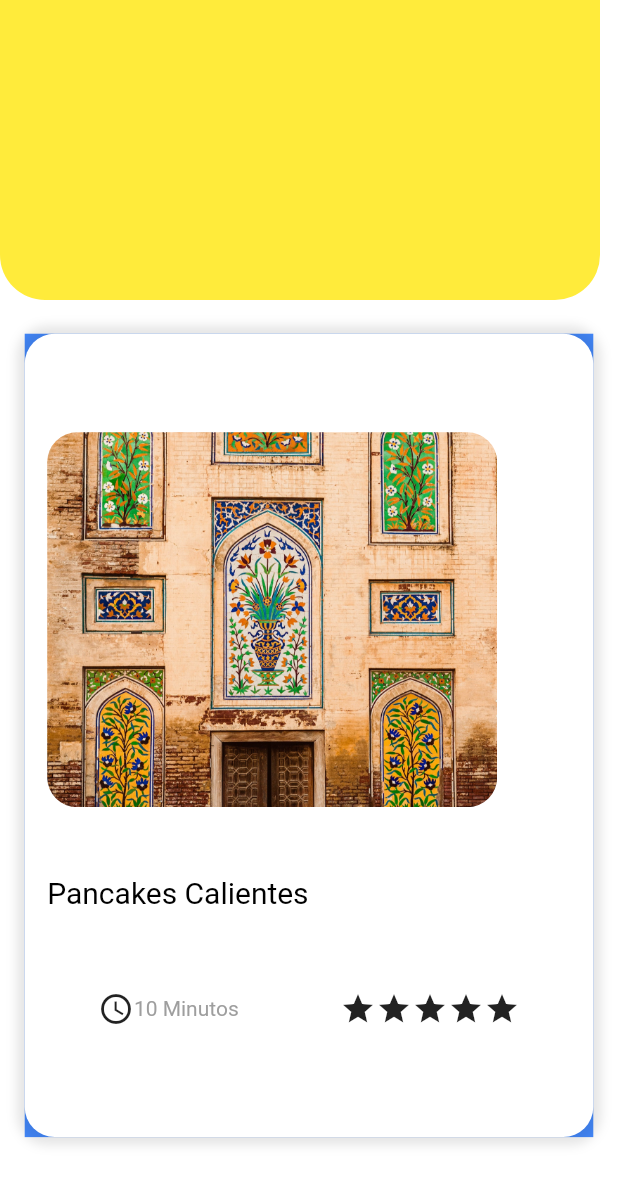
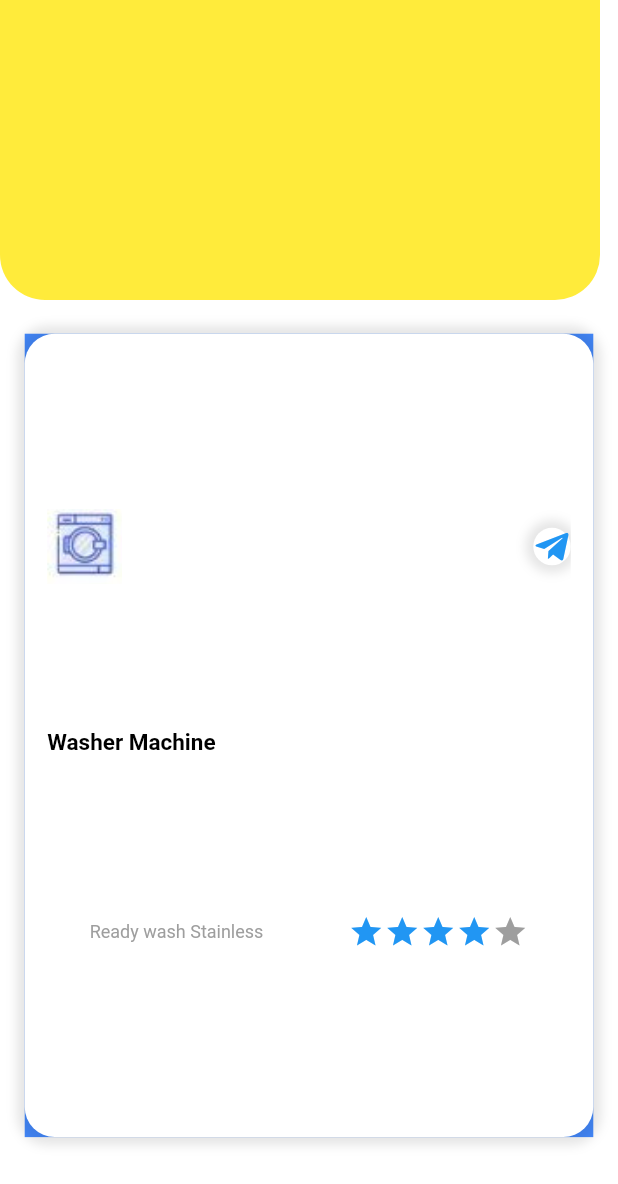
Before and after one commit to ripuc/RicardoPalmaUcancial-Practica4, a Flutter app: the Producto screen opened directly, on a phone screen of 412 x 824 dp. Shown: the top 1184 px of the screen. Run offline on Flutter 3.47's test engine with Material 2 defaults, Android fonts, the phone set to English and light mode, and no system bars; our stand-ins replace font_awesome_flutter.

Commit message:
Commit message

```diff
--- a/lib/pages/card_producto.dart
+++ b/lib/pages/card_producto.dart
@@ -1,4 +1,5 @@
 import 'package:flutter/material.dart';
+import 'package:font_awesome_flutter/font_awesome_flutter.dart';
 
 class CardProducto extends StatelessWidget {
   final double width;
@@ -15,8 +16,8 @@ class CardProducto extends StatelessWidget {
   Widget build(BuildContext context) {
     return Container(
       padding: EdgeInsets.symmetric(horizontal: 15, vertical: 20),
-      width: width == null ? 200 : width,
-      height: height == null ? 300 : height,
+      width: width == null ? 100 : width,
+      height: height == null ? 200 : height,
       decoration: BoxDecoration(
           borderRadius: BorderRadius.circular(20),
           color: Colors.white,
@@ -32,19 +33,43 @@ class CardProducto extends StatelessWidget {
         crossAxisAlignment: CrossAxisAlignment.start,
         children: <Widget>[
           ClipRRect(
-            borderRadius: BorderRadius.circular(20),
-            child: Image(
-              image: AssetImage('assets/space.jpg'),
-              height: 250,
-              width: 300,
-              fit: BoxFit.cover,
+            child: Row(
+              children: [
+                Container(
+                  child: Image(
+                    image: AssetImage('assets/lava.jpg'),
+                    height: 50,
+                    width: 50,
+                    fit: BoxFit.cover,
+                  ),
+                ),
+                Expanded(child: Container()),
+                Container(
+                    decoration: BoxDecoration(
+                      color: Colors.white,
+                      borderRadius: BorderRadius.circular(20),
+                      boxShadow: [
+                        BoxShadow(
+                          color: Colors.black12.withOpacity(0.1),
+                          blurRadius: 05,
+                          spreadRadius: 05,
+                        ),
+                      ],
+                    ),
+                    child: Icon(
+                      FontAwesomeIcons.telegramPlane,
+                      color: Colors.blue,
+                      size: 25,
+                    )),
+              ],
             ),
           ),
           Text(
-            'Pancakes Calientes',
+            'Washer Machine',
             style: TextStyle(
-              fontSize: 20,
+              fontSize: 15,
               color: Colors.black,
+              fontWeight: FontWeight.bold,
             ),
           ),
           Row(
@@ -55,10 +80,9 @@ class CardProducto extends StatelessWidget {
                 color: Colors.transparent,
                 child: Row(
                   children: <Widget>[
-                    Icon(Icons.access_time),
                     Text(
-                      '10 Minutos',
-                      style: TextStyle(color: Colors.grey),
+                      'Ready wash Stainless',
+                      style: TextStyle(fontSize: 12, color: Colors.grey),
                     ),
                   ],
                 ),
@@ -68,11 +92,23 @@ class CardProducto extends StatelessWidget {
                 color: Colors.transparent,
                 child: Row(
                   children: <Widget>[
-                    Icon(Icons.star),
-                    Icon(Icons.star),
-                    Icon(Icons.star),
-                    Icon(Icons.star),
-                    Icon(Icons.star),
+                    Icon(
+                      Icons.star,
+                      color: Colors.blue,
+                    ),
+                    Icon(
+                      Icons.star,
+                      color: Colors.blue,
+                    ),
+                    Icon(
+                      Icons.star,
+                      color: Colors.blue,
+                    ),
+                    Icon(
+                      Icons.star,
+                      color: Colors.blue,
+                    ),
+                    Icon(Icons.star, color: Colors.grey[500]),
                   ],
                 ),
               ),
```
Also changed, not shown: lib/pages/pages_page.dart (+38 -22 lines), assets/img1.jpg (added), assets/lava.jpg (added).
